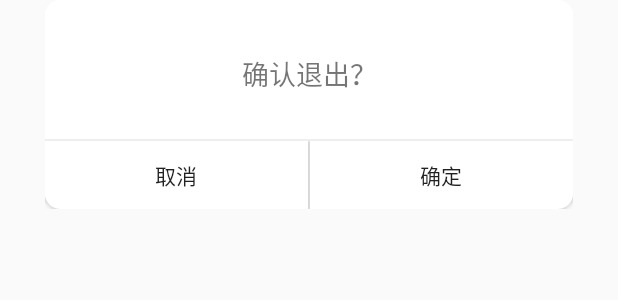
After one commit to jialeilei/bbs, an Android app: the layout dialog_logout.xml on its own in the app's theme, with its tools: preview values and no code run, on a phone screen of 412 x 824 dp. The commit adds this screen. Shown: the top 300 px of the screen. Run offline under Robolectric (Android 15) with nearby library versions, the phone set to English and light mode, and no system bars.

Commit message:
add function of logout

```diff
--- a/BBS/app/src/main/java/com/lei/bbs/activity/LoginActivity.java
+++ b/BBS/app/src/main/java/com/lei/bbs/activity/LoginActivity.java
@@ -18,6 +18,7 @@ import com.lei.bbs.constant.Constants;
 import com.lei.bbs.retrofit.HttpHelper;
 import com.lei.bbs.retrofit.StarHomeService;
 import com.lei.bbs.util.BbsApplication;
+import com.lei.bbs.util.Common;
 import com.lei.bbs.util.EqualEmpty;
 import com.lei.bbs.util.MyLog;
 import com.lei.bbs.util.MyToast;
@@ -71,7 +72,7 @@ public class LoginActivity extends AppCompatActivity implements View.OnClickList
             }*/
 
             Pair<String ,String> loginInfo = loadLoginInfo();
-            if (EqualEmpty.isValue(loginInfo.first, loginInfo.second)){
+            if (Common.isEmpty(loginInfo.first, loginInfo.second)){
                 edEmail.setText(loginInfo.first);
                 edPassword.setText(loginInfo.second);
                 cbRemember.setChecked(true);
--- a/BBS/app/src/main/java/com/lei/bbs/activity/WriteFeedActivity.java
+++ b/BBS/app/src/main/java/com/lei/bbs/activity/WriteFeedActivity.java
@@ -11,6 +11,7 @@ import com.lei.bbs.bean.Response;
 import com.lei.bbs.constant.Constants;
 import com.lei.bbs.retrofit.HttpHelper;
 import com.lei.bbs.retrofit.StarHomeService;
+import com.lei.bbs.util.Common;
 import com.lei.bbs.util.EqualEmpty;
 import com.lei.bbs.util.MyLog;
 import com.lei.bbs.util.MyToast;
@@ -73,7 +74,7 @@ public class WriteFeedActivity extends BaseActivity implements View.OnClickListe
                 String title = etTitle.getText().toString();
                 String content = etContent.getText().toString();
 
-                if (EqualEmpty.isValue(title, content)){
+                if (Common.isEmpty(title, content)){
                     sendFeed(Constants.userId, title, content);
                 }else {
                     MyToast.showShort(this,"标题和内容不能为空");
--- a/BBS/app/src/main/java/com/lei/bbs/constant/Constants.java
+++ b/BBS/app/src/main/java/com/lei/bbs/constant/Constants.java
@@ -16,11 +16,11 @@ public class Constants {
     public static String level = "";
     public static String sex = "";
 
-    //log info
+    //loginInfo
     public static String SHARE_LOGIN_INFO = "loginInfo";
     public static String SHARE_NAME = "userName";
     public static String SHARE_PASSWORD = "password";
-    //user info
+    //userInfo
     public static String SHARE_USER_INFO = "userInfo";
     public static String SHARE_ID = "userInfo";
     public static String SHARE_SEX = "userInfo";
--- a/BBS/app/src/main/java/com/lei/bbs/util/EqualEmpty.java
+++ b/BBS/app/src/main/java/com/lei/bbs/util/EqualEmpty.java
@@ -6,11 +6,11 @@ package com.lei.bbs.util;
 public class EqualEmpty {
 
 
-    public static Boolean isValue(String a, String b){
+    /*public static Boolean isValue(String a, String b){
         if (a.equals("")||b.equals("")){
             return false;
         }else {
             return true;
         }
-    }
+    }*/
 }
--- /dev/null
+++ b/BBS/app/src/main/res/drawable/btn_cancel_normal.xml
@@ -0,0 +1,7 @@
+<?xml version="1.0" encoding="utf-8"?>
+<shape xmlns:android="http://schemas.android.com/apk/res/android">
+
+    <solid android:color="@color/white"/>
+    <corners android:bottomLeftRadius="10dp" />
+
+</shape>
--- /dev/null
+++ b/BBS/app/src/main/res/drawable/btn_cancel_pressed.xml
@@ -0,0 +1,7 @@
+<?xml version="1.0" encoding="utf-8"?>
+<shape xmlns:android="http://schemas.android.com/apk/res/android">
+
+    <solid android:color="@color/gray_e"/>
+
+    <corners android:bottomLeftRadius="10dp" />
+</shape>
--- /dev/null
+++ b/BBS/app/src/main/res/drawable/btn_confirm_normal.xml
@@ -0,0 +1,7 @@
+<?xml version="1.0" encoding="utf-8"?>
+<shape xmlns:android="http://schemas.android.com/apk/res/android">
+
+    <solid android:color="@color/white"/>
+    <corners android:bottomRightRadius="10dp"/>
+
+</shape>
--- /dev/null
+++ b/BBS/app/src/main/res/drawable/btn_confirm_pressed.xml
@@ -0,0 +1,8 @@
+<?xml version="1.0" encoding="utf-8"?>
+<shape xmlns:android="http://schemas.android.com/apk/res/android">
+
+    <solid android:color="@color/gray_e"/>
+    <corners android:bottomRightRadius="10dp"/>
+
+
+</shape>
--- /dev/null
+++ b/BBS/app/src/main/res/drawable/selector_btn_common_cancel.xml
@@ -0,0 +1,14 @@
+<?xml version="1.0" encoding="utf-8"?>
+<selector xmlns:android="http://schemas.android.com/apk/res/android">
+
+    <item android:drawable="@drawable/btn_cancel_pressed"
+          android:state_pressed="true"
+          android:state_focused="false"/>
+
+    <item android:drawable="@drawable/btn_cancel_pressed"
+          android:state_focused="true" />
+
+    <item android:drawable="@drawable/btn_cancel_normal"
+          android:state_focused="false" />
+
+</selector>
--- /dev/null
+++ b/BBS/app/src/main/res/drawable/selector_btn_common_confirm.xml
@@ -0,0 +1,14 @@
+<?xml version="1.0" encoding="utf-8"?>
+<selector xmlns:android="http://schemas.android.com/apk/res/android">
+
+    <item android:drawable="@drawable/btn_confirm_pressed"
+        android:state_pressed="true"
+        android:state_focused="false"/>
+
+    <item android:drawable="@drawable/btn_confirm_pressed"
+        android:state_focused="true" />
+
+    <item android:drawable="@drawable/btn_confirm_normal"
+        android:state_focused="false" />
+
+</selector>
--- /dev/null
+++ b/BBS/app/src/main/res/drawable/tv_common_dialog_top.xml
@@ -0,0 +1,6 @@
+<?xml version="1.0" encoding="utf-8"?>
+<shape xmlns:android="http://schemas.android.com/apk/res/android">
+
+    <solid android:color="@color/white"/>
+    <corners android:topRightRadius="10dp" android:topLeftRadius="10dp"/>
+</shape>
--- /dev/null
+++ b/BBS/app/src/main/res/layout/dialog_logout.xml
@@ -0,0 +1,144 @@
+<?xml version="1.0" encoding="utf-8"?>
+<RelativeLayout xmlns:android="http://schemas.android.com/apk/res/android"
+    android:layout_width="match_parent"
+    android:layout_height="wrap_content"
+    android:layout_marginRight="30dp"
+    android:layout_marginLeft="30dp"
+    android:gravity="center"
+    android:background="#00000000">
+    <!--top-->
+    <FrameLayout
+        android:id="@+id/flTitle"
+        android:layout_width="match_parent"
+        android:layout_height="35dp"
+        android:background="#00000000">
+
+        <TextView
+            android:id="@+id/tvDialogTitle"
+            android:layout_width="match_parent"
+            android:layout_height="35dp"
+            android:gravity="center"
+            android:textSize="18sp"
+            android:text=""
+            android:background="@drawable/tv_common_dialog_top"/>
+        <!--img-->
+     <!--    <LinearLayout
+            android:id="@+id/llRouterImg"
+            android:layout_width="match_parent"
+            android:layout_height="70dp"
+            android:layout_marginLeft="10dp"
+            android:background="#00000000"
+            android:gravity="center">
+        </LinearLayout> -->
+
+       <!--  <RelativeLayout
+            android:layout_width="match_parent"
+            android:layout_height="31dp"
+            android:background="#00000000"
+            android:layout_marginTop="40dp">
+        </RelativeLayout> -->
+
+    </FrameLayout>
+   <!--
+    <View
+        android:id="@+id/viewLong0"
+        android:layout_width="match_parent"
+        android:layout_height="1dp"
+        android:layout_below="@+id/flTitle"
+        android:background="@color/gray_e"/> -->
+
+    <!--bulb name-->
+    <LinearLayout
+        android:id="@+id/llBulbName"
+        android:layout_width="match_parent"
+        android:layout_height="wrap_content"
+        android:layout_below="@+id/flTitle"
+        android:paddingBottom="30dp"
+        android:background="@color/white"
+        android:orientation="horizontal">
+         <TextView
+            android:id="@+id/tvContent"
+            android:layout_width="match_parent"
+            android:layout_height="wrap_content"
+            android:layout_marginLeft="20dp"
+            android:layout_marginRight="20dp"
+            android:gravity="center"
+            android:textSize="18sp"
+            android:text="@string/sure_logout"/>
+       <!--  <EditText
+            android:id="@+id/etName"
+            android:layout_width="match_parent"
+            android:layout_height="40dp"
+            android:layout_marginLeft="20dp"
+            android:layout_marginRight="20dp"
+            android:singleLine="true"
+            android:background="@drawable/selector_border"/> -->
+    </LinearLayout>
+
+    <!--bulb type-->
+   <!--  <LinearLayout
+        android:id="@+id/llBulbType"
+        android:layout_width="match_parent"
+        android:layout_height="wrap_content"
+        android:layout_below="@+id/llBulbName"
+        android:paddingBottom="25dp"
+        android:paddingTop="10dp"
+        android:background="@color/white"
+        android:orientation="horizontal">
+        <TextView
+            android:layout_width="50dp"
+            android:layout_height="40dp"
+            android:layout_marginLeft="20dp"
+            android:gravity="center"
+            android:textSize="18sp"
+            android:text="@string/bulb_name"/>
+        <EditText
+            android:id="@+id/etName"
+            android:layout_width="match_parent"
+            android:layout_height="40dp"
+            android:layout_marginLeft="10dp"
+            android:layout_marginRight="40dp"
+            android:singleLine="true"
+            android:background="@drawable/selector_et"/>
+    </LinearLayout> -->
+
+    <View
+        android:id="@+id/viewLong"
+        android:layout_width="match_parent"
+        android:layout_height="1dp"
+        android:layout_below="@+id/llBulbName"
+        android:background="@color/gray_e"/>
+
+    <!--cancle confirm-->
+    <LinearLayout
+        android:layout_width="match_parent"
+        android:layout_height="wrap_content"
+        android:layout_below="@+id/viewLong"
+        android:orientation="horizontal">
+        <Button
+            android:id="@+id/btnCancel"
+            android:layout_width="match_parent"
+            android:layout_height="45dp"
+            android:layout_weight="1"
+            android:gravity="center"
+            android:background="@drawable/selector_btn_common_cancel"
+            android:textAllCaps="false"
+            android:text="@string/cancel"/>
+        <!-- style="?android:attr/borderlessButtonStyle" -->
+       <View
+            android:layout_width="1dp"
+            android:layout_height="45dp"
+            android:background="@color/gray_e"/>
+        <Button
+            android:id="@+id/btnConfirm"
+            android:layout_width="match_parent"
+            android:layout_height="45dp"
+            android:layout_weight="1"
+            android:gravity="center"
+            android:background="@drawable/selector_btn_common_confirm"
+            android:textAllCaps="false"
+            android:text="@string/ok"/>
+
+    </LinearLayout>
+
+</RelativeLayout>
--- a/BBS/app/src/main/res/values/strings.xml
+++ b/BBS/app/src/main/res/values/strings.xml
@@ -18,5 +18,8 @@
     <string name="sure">确定</string>
     <string name="remind_title">输入标题</string>
     <string name="remind_content">输入内容</string>
+    <string name="cancel">取消</string>
+    <string name="ok">确定</string>
+    <string name="sure_logout">确认退出？</string>
 
 </resources>
```
Also changed, not shown: BBS/app/src/main/java/com/lei/bbs/activity/MainActivity.java (+60 -7 lines), BBS/app/src/main/java/com/lei/bbs/activity/RegisterActivity.java (+24 -7 lines), BBS/app/src/main/java/com/lei/bbs/util/Common.java (+9 -0 lines), BBS/app/src/main/res/layout/activity_register.xml (+12 -7 lines), BBS/app/src/main/res/layout/left_content.xml (+29 -9 lines), BBS/app/src/main/res/values/styles.xml (+9 -0 lines).
